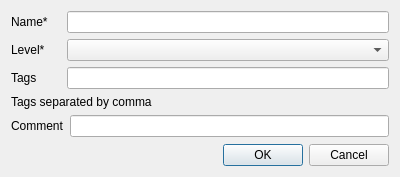
Old version of the form MainApplication/newAssetWizard_GUI.ui in the repository tkideneb1999/GameAssetPipelineProgram.
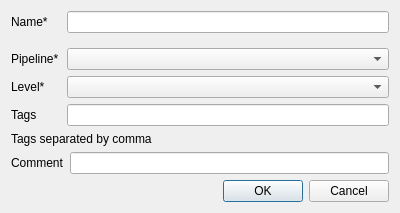
New version of the form.

Diff of the .ui file:
```diff
--- a/MainApplication/newAssetWizard_GUI.ui
+++ b/MainApplication/newAssetWizard_GUI.ui
@@ -7,7 +7,7 @@
     <x>0</x>
     <y>0</y>
     <width>400</width>
-    <height>177</height>
+    <height>212</height>
    </rect>
   </property>
   <property name="windowTitle">
@@ -43,6 +43,35 @@
      </item>
     </layout>
    </item>
+   <item>
+    <layout class="QHBoxLayout" name="horizontalLayout_5">
+     <property name="topMargin">
+      <number>9</number>
+     </property>
+     <item>
+      <widget class="QLabel" name="pipeline_label">
+       <property name="sizePolicy">
+        <sizepolicy hsizetype="Fixed" vsizetype="Preferred">
+         <horstretch>0</horstretch>
+         <verstretch>0</verstretch>
+        </sizepolicy>
+       </property>
+       <property name="minimumSize">
+        <size>
+         <width>50</width>
+         <height>0</height>
+        </size>
+       </property>
+       <property name="text">
+        <string>Pipeline*</string>
+       </property>
+      </widget>
+     </item>
+     <item>
+      <widget class="QComboBox" name="pipeline_combobox"/>
+     </item>
+    </layout>
+   </item>
    <item>
     <layout class="QHBoxLayout" name="horizontalLayout_2">
      <property name="sizeConstraint">
```
